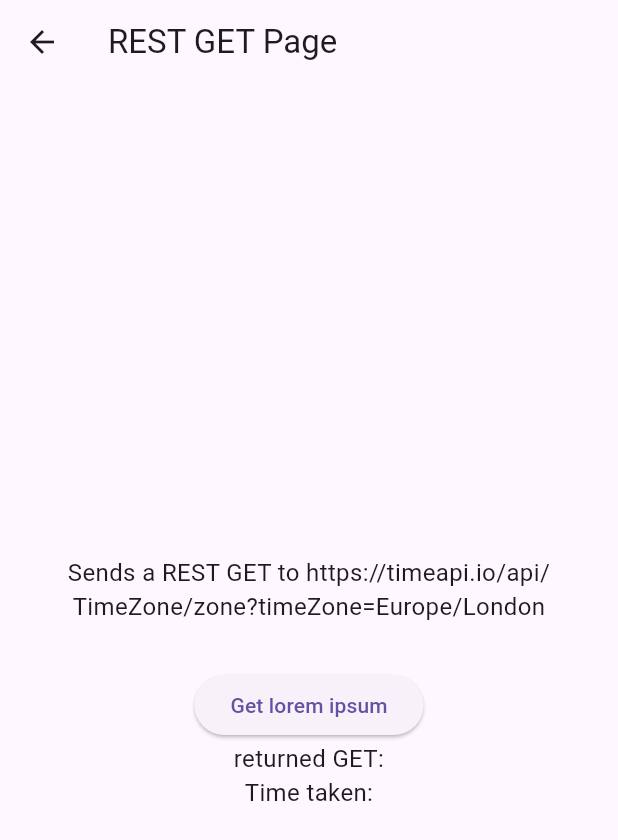
After one commit to LukesRepositories/location_tracking_flutter, a Flutter app: the RestGetPage screen opened by its route, on a phone screen of 412 x 824 dp. The commit adds this screen. Shown: the top 840 px of the screen. Run offline on Flutter 3.47's test engine with Material 3 defaults, Android fonts, the phone set to English and light mode, and no system bars; our stand-ins replace geolocator.

Commit message:
Prime number page replaced with REST GET page

```diff
--- a/lib/main.dart
+++ b/lib/main.dart
@@ -1,7 +1,7 @@
 import 'package:flutter/material.dart';
 import 'package:location_tracking_flutter/pages/geolocatorPackage.dart';
 import 'package:location_tracking_flutter/pages/home.dart';
-import 'package:location_tracking_flutter/pages/primeNumberPage.dart';
+import 'package:location_tracking_flutter/pages/restGetPage.dart';
 
 
 void main() {
@@ -10,7 +10,7 @@ void main() {
     routes: {
       '/home': (context) => Home(),
       '/geolocatorPackage': (context) => GeolocatorPackage(),
-      '/primeNumberPage': (context) => PrimeNumberPage(),
+      '/restGetPage': (context) => RestGetPage(),
     },
   ));
 }
--- a/lib/pages/home.dart
+++ b/lib/pages/home.dart
@@ -20,9 +20,9 @@ class _HomeState extends State<Home> {
           children: [
             ElevatedButton(
               onPressed: (){
-                Navigator.pushNamed(context, '/primeNumberPage');
+                Navigator.pushNamed(context, '/restGetPage');
               },
-              child: const Text("Prime Number Page"),
+              child: const Text("REST GET Page"),
             ),
             ElevatedButton(
               onPressed: (){
--- /dev/null
+++ b/lib/pages/restGetPage.dart
@@ -0,0 +1,69 @@
+import 'package:flutter/material.dart';
+import 'package:http/http.dart';
+import 'dart:convert';
+
+class RestGetPage extends StatefulWidget {
+  const RestGetPage({super.key});
+
+  @override
+  State<RestGetPage> createState() => _RestGetPageState();
+}
+
+class _RestGetPageState extends State<RestGetPage> {
+
+  String _foo1 = "";
+  String _timeTaken = "";
+
+
+  Future<void> getData() async {
+
+    final stopwatch = Stopwatch()..start();
+    Response response = await get(Uri.parse('https://timeapi.io/api/TimeZone/zone?timeZone=Europe/London'));
+    stopwatch.stop();
+
+    Map data = jsonDecode(response.body) as Map;
+
+    setState(() {
+      _foo1 = data['currentLocalTime'];
+      _timeTaken = stopwatch.elapsed.toString();
+    });
+  }
+
+  @override
+  Widget build(BuildContext context) {
+    return Scaffold(
+      appBar: AppBar(title: const Text("REST GET Page")),
+      body: Center(
+        child: Column(
+          mainAxisAlignment: MainAxisAlignment.center,
+          children: [
+            Container(
+              margin: EdgeInsets.all(30.0),
+              child: Text(
+                "Sends a REST GET to https://timeapi.io/api/TimeZone/zone?timeZone=Europe/London",
+                textAlign: TextAlign.center,
+                style: const TextStyle(fontSize: 16),
+              ),
+            ),
+            ElevatedButton(
+              onPressed: (){
+                getData();
+              },
+              child: const Text("Get lorem ipsum"),
+            ),
+            Text(
+              "returned GET: $_foo1",
+              textAlign: TextAlign.center,
+              style: const TextStyle(fontSize: 16),
+            ),
+            Text(
+              "Time taken: $_timeTaken",
+              textAlign: TextAlign.center,
+              style: const TextStyle(fontSize: 16),
+            )
+          ],
+        ),
+      ),
+    );
+  }
+}
--- a/pubspec.yaml
+++ b/pubspec.yaml
@@ -31,6 +31,7 @@ dependencies:
   flutter:
     sdk: flutter
   geolocator: ^12.0.0
+  http: ^1.5.0
 
   # The following adds the Cupertino Icons font to your application.
   # Use with the CupertinoIcons class for iOS style icons.
```
Also changed, not shown: lib/pages/primeNumberPage.dart (deleted, +0 -159 lines), pubspec.lock.
